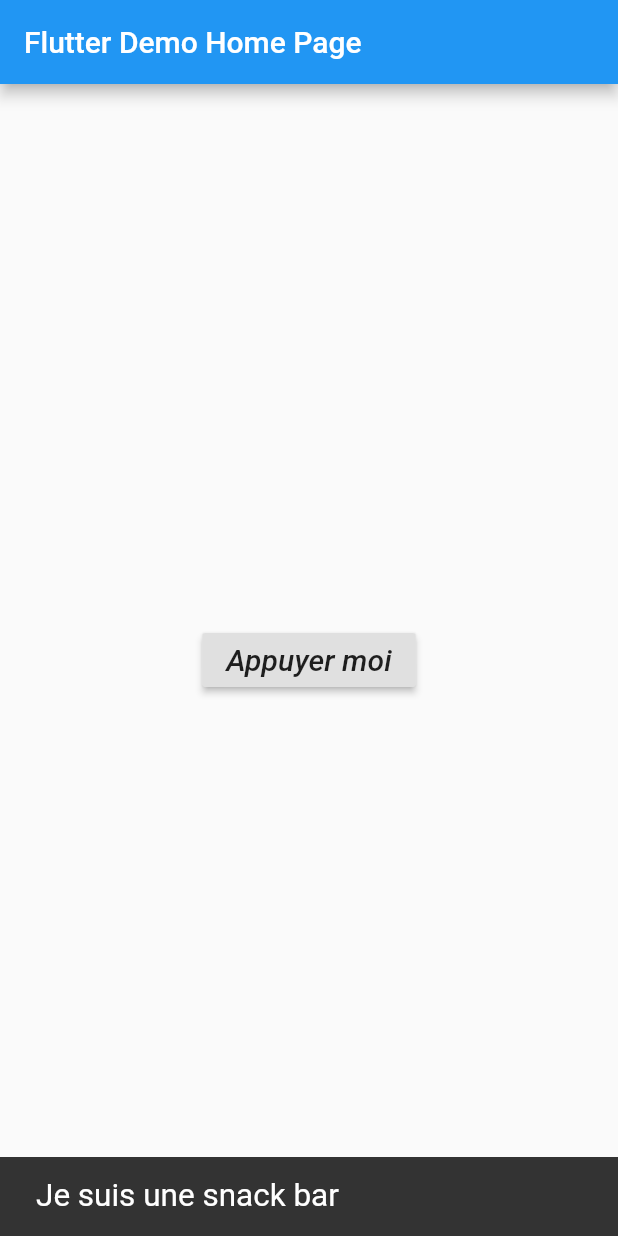
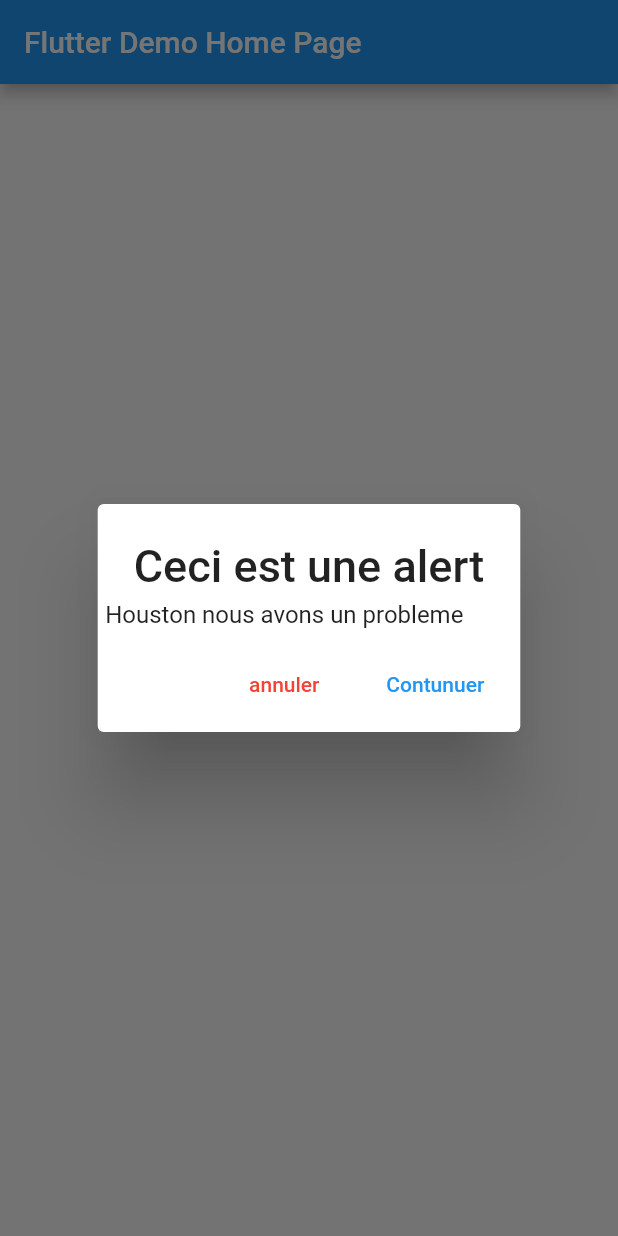
Before and after one commit to EvaWayJ/pop, a Flutter app: the screen it shows after launch, after a tap on "Appuyer moi", on a phone screen of 412 x 824 dp. Run offline on Flutter 3.47's test engine with Material 2 defaults, Android fonts, the phone set to English and light mode, and no system bars.

Commit message:
Le alerte dialog

```diff
--- a/lib/body.dart
+++ b/lib/body.dart
@@ -9,7 +9,7 @@ class _BodyState extends State<Body>{
   @override
   Widget build(BuildContext context) {
     return new Center(
-      child: RaisedButton(onPressed: snack,
+      child: RaisedButton(onPressed: alerte,
       child: new Text(
         "Appuyer moi",
             style: new TextStyle(
@@ -29,4 +29,28 @@ class _BodyState extends State<Body>{
         );
     Scaffold.of(context).showSnackBar(snackBar );
   }
+
+  Future<Null> alerte() async{
+    return showDialog(
+      context: context,
+      barrierDismissible: false,
+      builder: (BuildContext context){
+        return new AlertDialog(
+          title: new Text('Ceci est une alert', textScaleFactor: 1.5),
+          content: new Text("Houston nous avons un probleme"),
+          contentPadding: EdgeInsets.all(5.0),
+          actions: <Widget>[
+            new FlatButton(onPressed: (){
+              print("Abort");
+              Navigator.pop(context);
+            }, child: new Text('annuler',style: new TextStyle(color: Colors.red),)),
+            new FlatButton(onPressed: (){
+              print("proceed");
+              Navigator.pop(context);
+            }, child: new Text('Contunuer', style: new TextStyle(color: Colors.blue),))
+          ],
+        );
+      }
+    );
+  }
 }
```
